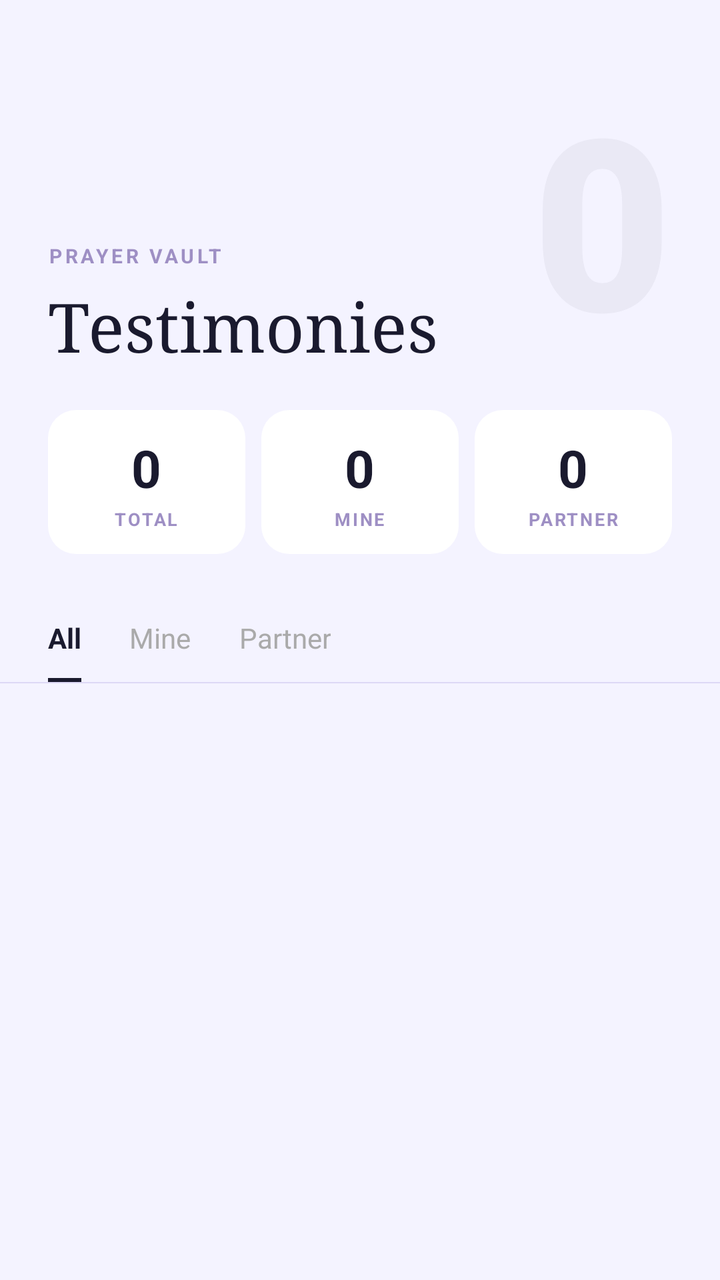
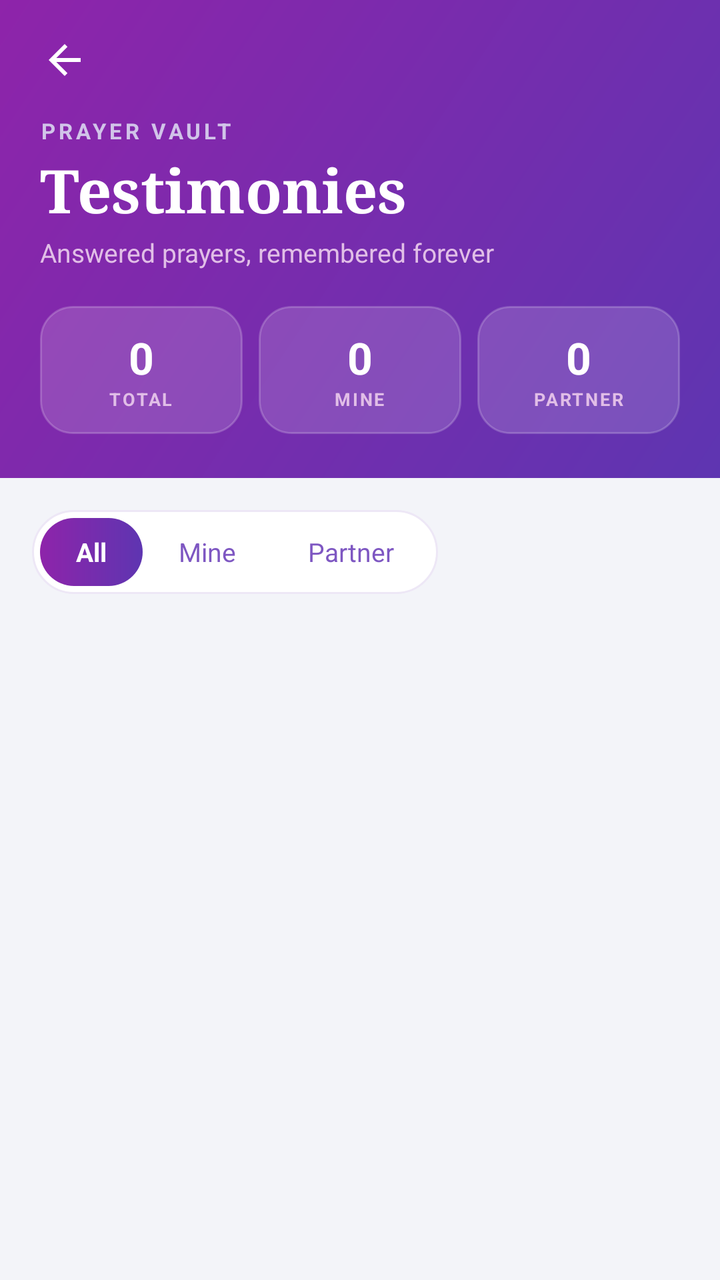

Screens rendered from an Android XML layout before and after an edit, with the pre-edit source and the edit as a unified diff.
<!-- AndroidManifest.xml: application theme Theme.SpiritualTracker -->
<!-- res/layout/activity_prayer_vault.xml -->
<?xml version="1.0" encoding="utf-8"?>
<LinearLayout
    xmlns:android="http://schemas.android.com/apk/res/android"
    android:layout_width="match_parent"
    android:layout_height="match_parent"
    android:orientation="vertical"
    android:background="#F4F3FF">

    
    <FrameLayout
        android:layout_width="match_parent"
        android:layout_height="wrap_content"
        android:background="#F4F3FF"
        android:paddingStart="24dp"
        android:paddingEnd="24dp"
        android:paddingTop="52dp"
        android:paddingBottom="20dp">

        <TextView
            android:id="@+id/tvGhostNumber"
            android:layout_width="wrap_content"
            android:layout_height="wrap_content"
            android:layout_gravity="top|end"
            android:layout_marginTop="-8dp"
            android:text="0"
            android:textColor="#1A1A2E"
            android:alpha="0.05"
            android:textSize="120sp"
            android:textStyle="bold"
            android:fontFamily="sans-serif-black"
            android:includeFontPadding="false" />

        <LinearLayout
            android:layout_width="wrap_content"
            android:layout_height="wrap_content"
            android:layout_gravity="bottom|start"
            android:orientation="vertical">

            <TextView
                android:layout_width="wrap_content"
                android:layout_height="wrap_content"
                android:text="PRAYER VAULT"
                android:textColor="#9E8FC4"
                android:textSize="10sp"
                android:textStyle="bold"
                android:letterSpacing="0.15"
                android:layout_marginBottom="6dp" />

            <TextView
                android:layout_width="wrap_content"
                android:layout_height="wrap_content"
                android:text="Testimonies"
                android:textColor="#1A1A2E"
                android:textSize="34sp"
                android:fontFamily="serif" />

        </LinearLayout>
    </FrameLayout>

    
    <LinearLayout
        android:layout_width="match_parent"
        android:layout_height="wrap_content"
        android:orientation="horizontal"
        android:paddingStart="24dp"
        android:paddingEnd="24dp"
        android:paddingBottom="20dp"
        android:background="#F4F3FF">

        <LinearLayout
            android:layout_width="0dp"
            android:layout_height="72dp"
            android:layout_weight="1"
            android:layout_marginEnd="8dp"
            android:orientation="vertical"
            android:gravity="center"
            android:background="@drawable/stat_chip_bg">

            <TextView
                android:id="@+id/tvStatTotal"
                android:layout_width="wrap_content"
                android:layout_height="wrap_content"
                android:text="0"
                android:textColor="#1A1A2E"
                android:textSize="26sp"
                android:textStyle="bold" />

            <TextView
                android:layout_width="wrap_content"
                android:layout_height="wrap_content"
                android:text="TOTAL"
                android:textColor="#9E8FC4"
                android:textSize="9sp"
                android:textStyle="bold"
                android:letterSpacing="0.1"
                android:layout_marginTop="2dp" />
        </LinearLayout>

        <LinearLayout
            android:layout_width="0dp"
            android:layout_height="72dp"
            android:layout_weight="1"
            android:layout_marginEnd="8dp"
            android:orientation="vertical"
            android:gravity="center"
            android:background="@drawable/stat_chip_bg">

            <TextView
                android:id="@+id/tvStatMine"
                android:layout_width="wrap_content"
                android:layout_height="wrap_content"
                android:text="0"
                android:textColor="#1A1A2E"
                android:textSize="26sp"
                android:textStyle="bold" />

            <TextView
                android:layout_width="wrap_content"
                android:layout_height="wrap_content"
                android:text="MINE"
                android:textColor="#9E8FC4"
                android:textSize="9sp"
                android:textStyle="bold"
                android:letterSpacing="0.1"
                android:layout_marginTop="2dp" />
        </LinearLayout>

        <LinearLayout
            android:layout_width="0dp"
            android:layout_height="72dp"
            android:layout_weight="1"
            android:orientation="vertical"
            android:gravity="center"
            android:background="@drawable/stat_chip_bg">

            <TextView
                android:id="@+id/tvStatPartner"
                android:layout_width="wrap_content"
                android:layout_height="wrap_content"
                android:text="0"
                android:textColor="#1A1A2E"
                android:textSize="26sp"
                android:textStyle="bold" />

            <TextView
                android:layout_width="wrap_content"
                android:layout_height="wrap_content"
                android:text="PARTNER"
                android:textColor="#9E8FC4"
                android:textSize="9sp"
                android:textStyle="bold"
                android:letterSpacing="0.1"
                android:layout_marginTop="2dp" />
        </LinearLayout>

    </LinearLayout>

    
    <LinearLayout
        android:layout_width="match_parent"
        android:layout_height="44dp"
        android:orientation="horizontal"
        android:paddingStart="24dp"
        android:paddingEnd="24dp"
        android:background="#F4F3FF">

        <TextView
            android:id="@+id/tabAll"
            android:layout_width="wrap_content"
            android:layout_height="match_parent"
            android:text="All"
            android:gravity="center"
            android:textSize="14sp"
            android:textStyle="bold"
            android:textColor="#1A1A2E"
            android:paddingEnd="0dp"
            android:layout_marginEnd="24dp"
            android:background="@drawable/tab_underline_active" />

        <TextView
            android:id="@+id/tabMine"
            android:layout_width="wrap_content"
            android:layout_height="match_parent"
            android:text="Mine"
            android:gravity="center"
            android:textSize="14sp"
            android:textColor="#AAAAAA"
            android:paddingEnd="0dp"
            android:layout_marginEnd="24dp"
            android:background="@android:color/transparent" />

        <TextView
            android:id="@+id/tabPartner"
            android:layout_width="wrap_content"
            android:layout_height="match_parent"
            android:text="Partner"
            android:gravity="center"
            android:textSize="14sp"
            android:textColor="#AAAAAA"
            android:background="@android:color/transparent" />

    </LinearLayout>

    <View
        android:layout_width="match_parent"
        android:layout_height="0.5dp"
        android:background="#DDD8F5" />

    
    <FrameLayout
        android:layout_width="match_parent"
        android:layout_height="0dp"
        android:layout_weight="1">

        <androidx.recyclerview.widget.RecyclerView
            android:id="@+id/rvVault"
            android:layout_width="match_parent"
            android:layout_height="match_parent"
            android:paddingStart="16dp"
            android:paddingEnd="16dp"
            android:paddingTop="16dp"
            android:paddingBottom="32dp"
            android:clipToPadding="false" />

        <LinearLayout
            android:id="@+id/layoutEmptyVault"
            android:layout_width="match_parent"
            android:layout_height="wrap_content"
            android:layout_gravity="center"
            android:gravity="center"
            android:orientation="vertical"
            android:visibility="gone"
            android:paddingStart="48dp"
            android:paddingEnd="48dp"
            android:paddingBottom="80dp">

            <TextView
                android:layout_width="wrap_content"
                android:layout_height="wrap_content"
                android:text="Nothing here yet"
                android:textColor="#1A1A2E"
                android:textSize="17sp"
                android:textStyle="bold"
                android:layout_marginBottom="8dp" />

            <TextView
                android:layout_width="wrap_content"
                android:layout_height="wrap_content"
                android:text="When God answers your prayers, they will be preserved here as testimonies."
                android:textColor="#9E9E9E"
                android:textSize="13sp"
                android:gravity="center"
                android:lineSpacingMultiplier="1.5" />
        </LinearLayout>

    </FrameLayout>

</LinearLayout>
<!-- resources referenced by this layout -->
<resources>
  <!-- drawable stat_chip_bg (drawable) -->
  <?xml version="1.0" encoding="utf-8"?>
  <shape xmlns:android="http://schemas.android.com/apk/res/android"
      android:shape="rectangle">
      <solid android:color="#FFFFFF" />
      <corners android:radius="14dp" />
  </shape>
  <!-- drawable tab_underline_active (drawable) -->
  <?xml version="1.0" encoding="utf-8"?>
  <layer-list xmlns:android="http://schemas.android.com/apk/res/android">
      <item
          android:top="-4dp"
          android:left="-4dp"
          android:right="-4dp">
          <shape android:shape="rectangle">
              <stroke android:width="2dp" android:color="#1A1A2E"/>
              <solid android:color="#00000000"/>
          </shape>
      </item>
  </layer-list>
  <style name="Theme.SpiritualTracker" parent="Base.Theme.SpiritualTracker" />
  <style name="Base.Theme.SpiritualTracker" parent="Theme.Material3.DayNight.NoActionBar">
          <item name="colorPrimary">#7E57C2</item>
          <item name="colorOnPrimary">#FFFFFF</item>
          <item name="colorSecondaryContainer">#D1C4E9</item>
          <item name="colorOnSecondaryContainer">#7E57C2</item>
          <item name="android:windowBackground">#F3F4F9</item>
          
          <item name="android:navigationBarColor">#F5F5F5</item>
          <item name="android:windowLightNavigationBar" tools:targetApi="27">true</item>
      </style>
</resources>

<!-- the commit's change to res/layout/activity_prayer_vault.xml (unified diff, before → after) -->
@@ -1,210 +1,197 @@
 <?xml version="1.0" encoding="utf-8"?>
 <LinearLayout
     xmlns:android="http://schemas.android.com/apk/res/android"
+    xmlns:app="http://schemas.android.com/apk/res-auto"
     android:layout_width="match_parent"
     android:layout_height="match_parent"
     android:orientation="vertical"
-    android:background="#F4F3FF">
+    android:background="#F3F4F9">
 
     
-    <FrameLayout
+    <LinearLayout
+        android:id="@+id/vaultHeader"
         android:layout_width="match_parent"
         android:layout_height="wrap_content"
-        android:background="#F4F3FF"
-        android:paddingStart="24dp"
-        android:paddingEnd="24dp"
-        android:paddingTop="52dp"
-        android:paddingBottom="20dp">
-
-        <TextView
-            android:id="@+id/tvGhostNumber"
-            android:layout_width="wrap_content"
-            android:layout_height="wrap_content"
-            android:layout_gravity="top|end"
-            android:layout_marginTop="-8dp"
-            android:text="0"
-            android:textColor="#1A1A2E"
-            android:alpha="0.05"
-            android:textSize="120sp"
-            android:textStyle="bold"
-            android:fontFamily="sans-serif-black"
-            android:includeFontPadding="false" />
-
+        android:background="@drawable/bg_header_gradient"
+        android:orientation="vertical"
+        android:paddingStart="20dp"
+        android:paddingTop="8dp"
+        android:paddingEnd="20dp"
+        android:paddingBottom="22dp">
+
+        <ImageView
+            android:id="@+id/btnVaultBack"
+            android:layout_width="44dp"
+            android:layout_height="44dp"
+            android:layout_marginStart="-10dp"
+            android:background="?attr/selectableItemBackgroundBorderless"
+            android:contentDescription="Back"
+            android:padding="10dp"
+            android:src="@drawable/ic_back" />
+
+        <TextView
+            android:layout_width="wrap_content"
+            android:layout_height="wrap_content"
+            android:layout_marginTop="6dp"
+            android:letterSpacing="0.15"
+            android:text="PRAYER VAULT"
+            android:textColor="#D1C4E9"
+            android:textSize="11sp"
+            android:textStyle="bold" />
+
+        <TextView
+            android:layout_width="wrap_content"
+            android:layout_height="wrap_content"
+            android:layout_marginTop="2dp"
+            android:fontFamily="serif"
+            android:text="Testimonies"
+            android:textColor="#FFFFFF"
+            android:textSize="30sp"
+            android:textStyle="bold" />
+
+        <TextView
+            android:layout_width="wrap_content"
+            android:layout_height="wrap_content"
+            android:layout_marginTop="2dp"
+            android:text="Answered prayers, remembered forever"
+            android:textColor="#E1BEE7"
+            android:textSize="13sp" />
+
+        
         <LinearLayout
-            android:layout_width="wrap_content"
-            android:layout_height="wrap_content"
-            android:layout_gravity="bottom|start"
-            android:orientation="vertical">
-
-            <TextView
-                android:layout_width="wrap_content"
-                android:layout_height="wrap_content"
-                android:text="PRAYER VAULT"
-                android:textColor="#9E8FC4"
-                android:textSize="10sp"
-                android:textStyle="bold"
-                android:letterSpacing="0.15"
-                android:layout_marginBottom="6dp" />
-
-            <TextView
-                android:layout_width="wrap_content"
-                android:layout_height="wrap_content"
-                android:text="Testimonies"
-                android:textColor="#1A1A2E"
-                android:textSize="34sp"
-                android:fontFamily="serif" />
-
+            android:layout_width="match_parent"
+            android:layout_height="wrap_content"
+            android:layout_marginTop="18dp"
+            android:orientation="horizontal">
+
+            <LinearLayout
+                android:layout_width="0dp"
+                android:layout_height="64dp"
+                android:layout_weight="1"
+                android:layout_marginEnd="8dp"
+                android:background="@drawable/bg_vault_stat"
+                android:gravity="center"
+                android:orientation="vertical">
+
+                <TextView
+                    android:id="@+id/tvStatTotal"
+                    android:layout_width="wrap_content"
+                    android:layout_height="wrap_content"
+                    android:text="0"
+                    android:textColor="#FFFFFF"
+                    android:textSize="22sp"
+                    android:textStyle="bold" />
+
+                <TextView
+                    android:layout_width="wrap_content"
+                    android:layout_height="wrap_content"
+                    android:letterSpacing="0.1"
+                    android:text="TOTAL"
+                    android:textColor="#E1BEE7"
+                    android:textSize="9sp"
+                    android:textStyle="bold" />
+            </LinearLayout>
+
+            <LinearLayout
+                android:layout_width="0dp"
+                android:layout_height="64dp"
+                android:layout_weight="1"
+                android:layout_marginEnd="8dp"
+                android:background="@drawable/bg_vault_stat"
+                android:gravity="center"
+                android:orientation="vertical">
+
+                <TextView
+                    android:id="@+id/tvStatMine"
+                    android:layout_width="wrap_content"
+                    android:layout_height="wrap_content"
+                    android:text="0"
+                    android:textColor="#FFFFFF"
+                    android:textSize="22sp"
+                    android:textStyle="bold" />
+
+                <TextView
+                    android:layout_width="wrap_content"
+                    android:layout_height="wrap_content"
+                    android:letterSpacing="0.1"
+                    android:text="MINE"
+                    android:textColor="#E1BEE7"
+                    android:textSize="9sp"
+                    android:textStyle="bold" />
+            </LinearLayout>
+
+            <LinearLayout
+                android:layout_width="0dp"
+                android:layout_height="64dp"
+                android:layout_weight="1"
+                android:background="@drawable/bg_vault_stat"
+                android:gravity="center"
+                android:orientation="vertical">
+
+                <TextView
+                    android:id="@+id/tvStatPartner"
+                    android:layout_width="wrap_content"
+                    android:layout_height="wrap_content"
+                    android:text="0"
+                    android:textColor="#FFFFFF"
+                    android:textSize="22sp"
+                    android:textStyle="bold" />
+
+                <TextView
+                    android:layout_width="wrap_content"
+                    android:layout_height="wrap_content"
+                    android:letterSpacing="0.1"
+                    android:text="PARTNER"
+                    android:textColor="#E1BEE7"
+                    android:textSize="9sp"
+                    android:textStyle="bold" />
+            </LinearLayout>
         </LinearLayout>
-    </FrameLayout>
+    </LinearLayout>
 
     
     <LinearLayout
-        android:layout_width="match_parent"
+        android:layout_width="wrap_content"
         android:layout_height="wrap_content"
+        android:layout_marginStart="16dp"
+        android:layout_marginTop="16dp"
+        android:layout_marginBottom="4dp"
+        android:background="@drawable/bg_vault_tabs"
         android:orientation="horizontal"
-        android:paddingStart="24dp"
-        android:paddingEnd="24dp"
-        android:paddingBottom="20dp"
-        android:background="#F4F3FF">
-
-        <LinearLayout
-            android:layout_width="0dp"
-            android:layout_height="72dp"
-            android:layout_weight="1"
-            android:layout_marginEnd="8dp"
-            android:orientation="vertical"
-            android:gravity="center"
-            android:background="@drawable/stat_chip_bg">
-
-            <TextView
-                android:id="@+id/tvStatTotal"
-                android:layout_width="wrap_content"
-                android:layout_height="wrap_content"
-                android:text="0"
-                android:textColor="#1A1A2E"
-                android:textSize="26sp"
-                android:textStyle="bold" />
-
-            <TextView
-                android:layout_width="wrap_content"
-                android:layout_height="wrap_content"
-                android:text="TOTAL"
-                android:textColor="#9E8FC4"
-                android:textSize="9sp"
-                android:textStyle="bold"
-                android:letterSpacing="0.1"
-                android:layout_marginTop="2dp" />
-        </LinearLayout>
-
-        <LinearLayout
-            android:layout_width="0dp"
-            android:layout_height="72dp"
-            android:layout_weight="1"
-            android:layout_marginEnd="8dp"
-            android:orientation="vertical"
-            android:gravity="center"
-            android:background="@drawable/stat_chip_bg">
-
-            <TextView
-                android:id="@+id/tvStatMine"
-                android:layout_width="wrap_content"
-                android:layout_height="wrap_content"
-                android:text="0"
-                android:textColor="#1A1A2E"
-                android:textSize="26sp"
-                android:textStyle="bold" />
-
-            <TextView
-                android:layout_width="wrap_content"
-                android:layout_height="wrap_content"
-                android:text="MINE"
-                android:textColor="#9E8FC4"
-                android:textSize="9sp"
-                android:textStyle="bold"
-                android:letterSpacing="0.1"
-                android:layout_marginTop="2dp" />
-        </LinearLayout>
-
-        <LinearLayout
-            android:layout_width="0dp"
-            android:layout_height="72dp"
-            android:layout_weight="1"
-            android:orientation="vertical"
-            android:gravity="center"
-            android:background="@drawable/stat_chip_bg">
-
-            <TextView
-                android:id="@+id/tvStatPartner"
-                android:layout_width="wrap_content"
-                android:layout_height="wrap_content"
-                android:text="0"
-                android:textColor="#1A1A2E"
-                android:textSize="26sp"
-                android:textStyle="bold" />
-
-            <TextView
-                android:layout_width="wrap_content"
-                android:layout_height="wrap_content"
-                android:text="PARTNER"
-                android:textColor="#9E8FC4"
-                android:textSize="9sp"
-                android:textStyle="bold"
-                android:letterSpacing="0.1"
-                android:layout_marginTop="2dp" />
-        </LinearLayout>
-
+        android:padding="4dp">
+
+        <TextView
+            android:id="@+id/tabAll"
+            android:layout_width="wrap_content"
+            android:layout_height="34dp"
+            android:background="@drawable/bg_vault_tab_active"
+            android:gravity="center"
+            android:paddingHorizontal="18dp"
+            android:text="All"
+            android:textColor="#FFFFFF"
+            android:textSize="13sp"
+            android:textStyle="bold" />
+
+        <TextView
+            android:id="@+id/tabMine"
+            android:layout_width="wrap_content"
+            android:layout_height="34dp"
+            android:gravity="center"
+            android:paddingHorizontal="18dp"
+            android:text="Mine"
+            android:textColor="#7E57C2"
+            android:textSize="13sp" />
+
+        <TextView
+            android:id="@+id/tabPartner"
+            android:layout_width="wrap_content"
+            android:layout_height="34dp"
+            android:gravity="center"
+            android:paddingHorizontal="18dp"
+            android:text="Partner"
+            android:textColor="#7E57C2"
+            android:textSize="13sp" />
     </LinearLayout>
-
-    
-    <LinearLayout
-        android:layout_width="match_parent"
-        android:layout_height="44dp"
-        android:orientation="horizontal"
-        android:paddingStart="24dp"
-        android:paddingEnd="24dp"
-        android:background="#F4F3FF">
-
-        <TextView
-            android:id="@+id/tabAll"
-            android:layout_width="wrap_content"
-            android:layout_height="match_parent"
-            android:text="All"
-            android:gravity="center"
-            android:textSize="14sp"
-            android:textStyle="bold"
-            android:textColor="#1A1A2E"
-            android:paddingEnd="0dp"
-            android:layout_marginEnd="24dp"
-            android:background="@drawable/tab_underline_active" />
-
-        <TextView
-            android:id="@+id/tabMine"
-            android:layout_width="wrap_content"
-            android:layout_height="match_parent"
-            android:text="Mine"
-            android:gravity="center"
-            android:textSize="14sp"
-            android:textColor="#AAAAAA"
-            android:paddingEnd="0dp"
-            android:layout_marginEnd="24dp"
-            android:background="@android:color/transparent" />
-
-        <TextView
-            android:id="@+id/tabPartner"
-            android:layout_width="wrap_content"
-            android:layout_height="match_parent"
-            android:text="Partner"
-            android:gravity="center"
-            android:textSize="14sp"
-            android:textColor="#AAAAAA"
-            android:background="@android:color/transparent" />
-
-    </LinearLayout>
-
-    <View
-        android:layout_width="match_parent"
-        android:layout_height="0.5dp"
-        android:background="#DDD8F5" />
 
     
     <FrameLayout
@@ -216,11 +203,11 @@
             android:id="@+id/rvVault"
             android:layout_width="match_parent"
             android:layout_height="match_parent"
+            android:clipToPadding="false"
             android:paddingStart="16dp"
+            android:paddingTop="10dp"
             android:paddingEnd="16dp"
-            android:paddingTop="16dp"
-            android:paddingBottom="32dp"
-            android:clipToPadding="false" />
+            android:paddingBottom="32dp" />
 
         <LinearLayout
             android:id="@+id/layoutEmptyVault"
@@ -229,30 +216,36 @@
             android:layout_gravity="center"
             android:gravity="center"
             android:orientation="vertical"
-            android:visibility="gone"
             android:paddingStart="48dp"
             android:paddingEnd="48dp"
-            android:paddingBottom="80dp">
+            android:paddingBottom="80dp"
+            android:visibility="gone">
 
             <TextView
                 android:layout_width="wrap_content"
                 android:layout_height="wrap_content"
-                android:text="Nothing here yet"
-                android:textColor="#1A1A2E"
-                android:textSize="17sp"
-                android:textStyle="bold"
-                android:layout_marginBottom="8dp" />
+                android:layout_marginBottom="8dp"
+                android:text="🙌"
+                android:textSize="40sp" />
 
             <TextView
                 android:layout_width="wrap_content"
                 android:layout_height="wrap_content"
-                android:text="When God answers your prayers, they will be preserved here as testimonies."
+                android:layout_marginBottom="8dp"
+                android:fontFamily="serif"
+                android:text="Nothing here yet"
+                android:textColor="#1A1A2E"
+                android:textSize="18sp"
+                android:textStyle="bold" />
+
+            <TextView
+                android:layout_width="wrap_content"
+                android:layout_height="wrap_content"
+                android:gravity="center"
+                android:lineSpacingMultiplier="1.5"
+                android:text="When God answers your prayers, they will be kept here as testimonies."
                 android:textColor="#9E9E9E"
-                android:textSize="13sp"
-                android:gravity="center"
-                android:lineSpacingMultiplier="1.5" />
+                android:textSize="13sp" />
         </LinearLayout>
-
     </FrameLayout>
-
 </LinearLayout>
<!-- resource entries referenced after the edit -->
@@ -1,25 +1,51 @@
 <!-- resources referenced by this layout -->
 <resources>
-  <!-- drawable stat_chip_bg (drawable) -->
+  <!-- drawable bg_header_gradient (drawable) -->
+  <?xml version="1.0" encoding="utf-8"?>
+  <shape xmlns:android="http://schemas.android.com/apk/res/android" android:shape="rectangle">
+      <gradient
+          android:startColor="#5E35B1"
+          android:endColor="#8E24AA"
+          android:angle="135"/>
+  
+  
+  </shape>
+  <!-- drawable bg_vault_stat (drawable) -->
+  <?xml version="1.0" encoding="utf-8"?>
+  <shape xmlns:android="http://schemas.android.com/apk/res/android"
+      android:shape="rectangle">
+      <solid android:color="#26FFFFFF" />
+      <stroke android:width="1dp" android:color="#33FFFFFF" />
+      <corners android:radius="16dp" />
+  </shape>
+  <!-- drawable bg_vault_tab_active (drawable) -->
+  <?xml version="1.0" encoding="utf-8"?>
+  <shape xmlns:android="http://schemas.android.com/apk/res/android"
+      android:shape="rectangle">
+      <gradient
+          android:angle="0"
+          android:startColor="#8E24AA"
+          android:endColor="#5E35B1" />
+      <corners android:radius="17dp" />
+  </shape>
+  <!-- drawable bg_vault_tabs (drawable) -->
   <?xml version="1.0" encoding="utf-8"?>
   <shape xmlns:android="http://schemas.android.com/apk/res/android"
       android:shape="rectangle">
       <solid android:color="#FFFFFF" />
-      <corners android:radius="14dp" />
+      <stroke android:width="1dp" android:color="#EDE7F6" />
+      <corners android:radius="21dp" />
   </shape>
-  <!-- drawable tab_underline_active (drawable) -->
-  <?xml version="1.0" encoding="utf-8"?>
-  <layer-list xmlns:android="http://schemas.android.com/apk/res/android">
-      <item
-          android:top="-4dp"
-          android:left="-4dp"
-          android:right="-4dp">
-          <shape android:shape="rectangle">
-              <stroke android:width="2dp" android:color="#1A1A2E"/>
-              <solid android:color="#00000000"/>
-          </shape>
-      </item>
-  </layer-list>
+  <!-- drawable ic_back (drawable) -->
+  <vector xmlns:android="http://schemas.android.com/apk/res/android"
+      android:width="24dp"
+      android:height="24dp"
+      android:viewportWidth="24"
+      android:viewportHeight="24">
+      <path
+          android:fillColor="#FFFFFFFF"
+          android:pathData="M20,11H7.83l5.59,-5.59L12,4l-8,8 8,8 1.41,-1.41L7.83,13H20v-2z" />
+  </vector>
   <style name="Theme.SpiritualTracker" parent="Base.Theme.SpiritualTracker" />
   <style name="Base.Theme.SpiritualTracker" parent="Theme.Material3.DayNight.NoActionBar">
           <item name="colorPrimary">#7E57C2</item>
